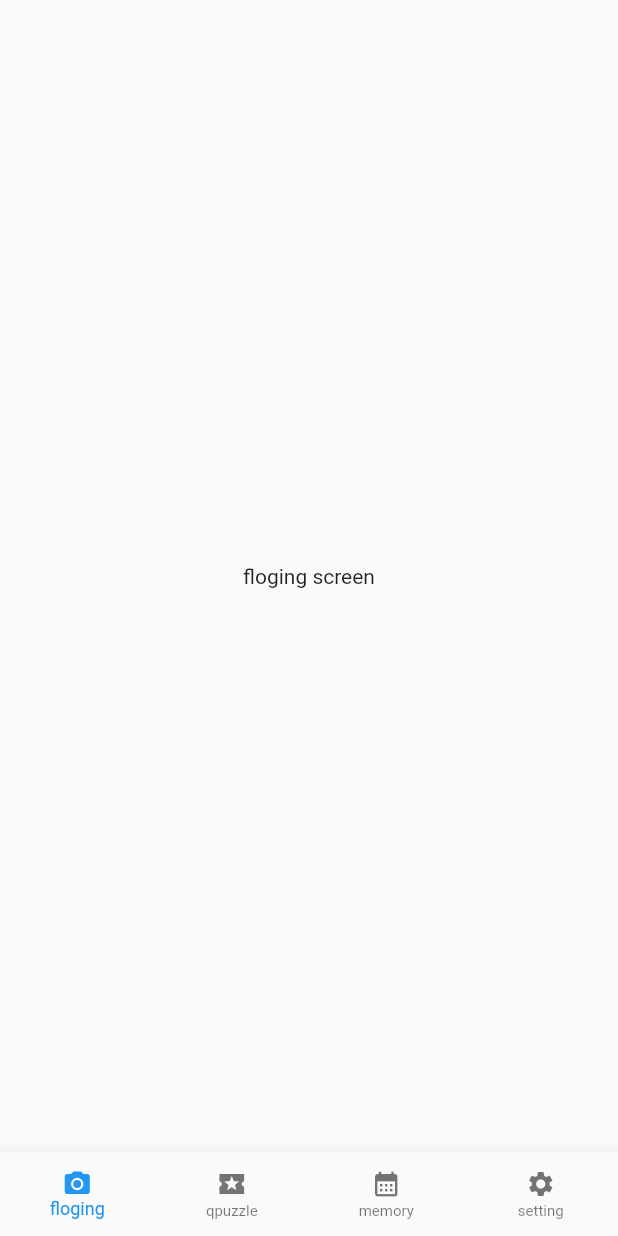
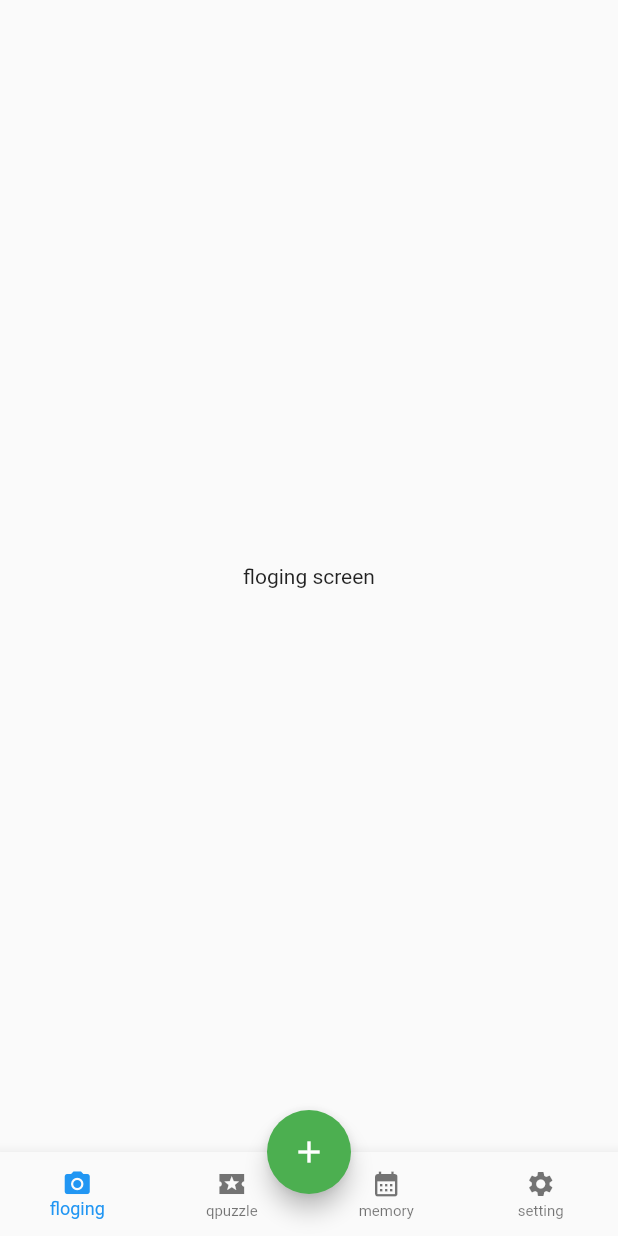
Before and after one commit to EWHA-HOLD-UP/FLOG, a Flutter app: the screen it shows after launch, on a phone screen of 412 x 824 dp. Run offline on Flutter 3.47's test engine with Material 2 defaults, Android fonts, the phone set to English and light mode, and no system bars; our stand-ins replace camera; missing offline and left inert: dart:ffi.

Commit message:
floatingaction button 구현 완료

```diff
--- a/lib/screen/root_screen.dart
+++ b/lib/screen/root_screen.dart
@@ -1,4 +1,6 @@
 //Bottom Nacigation Bar와 Tab Bar View 구현 위함
+
+import 'dart:ffi';
 
 import 'package:flog/screen/floging_screen.dart';
 import 'package:flog/screen/qpuzzle_screen.dart';
@@ -64,6 +66,16 @@ class _RootScreenState extends State<RootScreen> {
        selectedLabelStyle: TextStyle(fontSize: 12.0),
        unselectedLabelStyle: TextStyle(fontSize: 10.0),
       ),
+      floatingActionButton: FloatingActionButton(
+        backgroundColor: Colors.green,
+        onPressed: (){
+
+        },
+        child: Icon(
+          Icons.add,
+        ),
+      ),
+      floatingActionButtonLocation: FloatingActionButtonLocation.centerDocked,
     );
   }
 }
```
